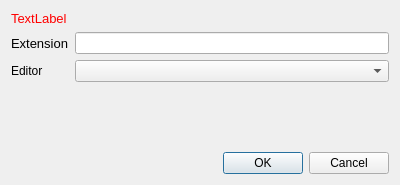
This is CodeEditor/ui/Setting/SettingFileAssociationExtensionDialog.ui in metaisfabien/CodeEditor as Qt 5 draws it before an edit. The edited form follows.
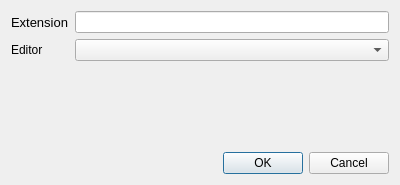
This is the edited form.

```diff
--- a/CodeEditor/ui/Setting/SettingFileAssociationExtensionDialog.ui
+++ b/CodeEditor/ui/Setting/SettingFileAssociationExtensionDialog.ui
@@ -17,28 +17,6 @@
    <bool>true</bool>
   </property>
   <layout class="QGridLayout" name="gridLayout">
-   <item row="1" column="0">
-    <widget class="QLabel" name="label">
-     <property name="font">
-      <font>
-       <pointsize>10</pointsize>
-      </font>
-     </property>
-     <property name="text">
-      <string>Extension</string>
-     </property>
-    </widget>
-   </item>
-   <item row="5" column="2">
-    <widget class="QDialogButtonBox" name="buttonBox">
-     <property name="orientation">
-      <enum>Qt::Horizontal</enum>
-     </property>
-     <property name="standardButtons">
-      <set>QDialogButtonBox::Cancel|QDialogButtonBox::Ok</set>
-     </property>
-    </widget>
-   </item>
    <item row="3" column="0">
     <widget class="QLabel" name="label_2">
      <property name="text">
@@ -46,432 +24,8 @@
      </property>
     </widget>
    </item>
-   <item row="0" column="0">
-    <widget class="QLabel" name="extensionErrorLabel">
-     <property name="palette">
-      <palette>
-       <active>
-        <colorrole role="WindowText">
-         <brush brushstyle="SolidPattern">
-          <color alpha="255">
-           <red>255</red>
-           <green>0</green>
-           <blue>0</blue>
-          </color>
-         </brush>
-        </colorrole>
-        <colorrole role="Button">
-         <brush brushstyle="SolidPattern">
-          <color alpha="255">
-           <red>255</red>
-           <green>255</green>
-           <blue>255</blue>
-          </color>
-         </brush>
-        </colorrole>
-        <colorrole role="Light">
-         <brush brushstyle="SolidPattern">
-          <color alpha="255">
-           <red>255</red>
-           <green>255</green>
-           <blue>255</blue>
-          </color>
-         </brush>
-        </colorrole>
-        <colorrole role="Midlight">
-         <brush brushstyle="SolidPattern">
-          <color alpha="255">
-           <red>255</red>
-           <green>255</green>
-           <blue>255</blue>
-          </color>
-         </brush>
-        </colorrole>
-        <colorrole role="Dark">
-         <brush brushstyle="SolidPattern">
-          <color alpha="255">
-           <red>127</red>
-           <green>127</green>
-           <blue>127</blue>
-          </color>
-         </brush>
-        </colorrole>
-        <colorrole role="Mid">
-         <brush brushstyle="SolidPattern">
-          <color alpha="255">
-           <red>170</red>
-           <green>170</green>
-           <blue>170</blue>
-          </color>
-         </brush>
-        </colorrole>
-        <colorrole role="Text">
-         <brush brushstyle="SolidPattern">
-          <color alpha="255">
-           <red>0</red>
-           <green>0</green>
-           <blue>0</blue>
-          </color>
-         </brush>
-        </colorrole>
-        <colorrole role="BrightText">
-         <brush brushstyle="SolidPattern">
-          <color alpha="255">
-           <red>255</red>
-           <green>255</green>
-           <blue>255</blue>
-          </color>
-         </brush>
-        </colorrole>
-        <colorrole role="ButtonText">
-         <brush brushstyle="SolidPattern">
-          <color alpha="255">
-           <red>0</red>
-           <green>0</green>
-           <blue>0</blue>
-          </color>
-         </brush>
-        </colorrole>
-        <colorrole role="Base">
-         <brush brushstyle="SolidPattern">
-          <color alpha="255">
-           <red>255</red>
-           <green>255</green>
-           <blue>255</blue>
-          </color>
-         </brush>
-        </colorrole>
-        <colorrole role="Window">
-         <brush brushstyle="SolidPattern">
-          <color alpha="255">
-           <red>255</red>
-           <green>255</green>
-           <blue>255</blue>
-          </color>
-         </brush>
-        </colorrole>
-        <colorrole role="Shadow">
-         <brush brushstyle="SolidPattern">
-          <color alpha="255">
-           <red>0</red>
-           <green>0</green>
-           <blue>0</blue>
-          </color>
-         </brush>
-        </colorrole>
-        <colorrole role="AlternateBase">
-         <brush brushstyle="SolidPattern">
-          <color alpha="255">
-           <red>255</red>
-           <green>255</green>
-           <blue>255</blue>
-          </color>
-         </brush>
-        </colorrole>
-        <colorrole role="ToolTipBase">
-         <brush brushstyle="SolidPattern">
-          <color alpha="255">
-           <red>255</red>
-           <green>255</green>
-           <blue>220</blue>
-          </color>
-         </brush>
-        </colorrole>
-        <colorrole role="ToolTipText">
-         <brush brushstyle="SolidPattern">
-          <color alpha="255">
-           <red>0</red>
-           <green>0</green>
-           <blue>0</blue>
-          </color>
-         </brush>
-        </colorrole>
-       </active>
-       <inactive>
-        <colorrole role="WindowText">
-         <brush brushstyle="SolidPattern">
-          <color alpha="255">
-           <red>255</red>
-           <green>0</green>
-           <blue>0</blue>
-          </color>
-         </brush>
-        </colorrole>
-        <colorrole role="Button">
-         <brush brushstyle="SolidPattern">
-          <color alpha="255">
-           <red>255</red>
-           <green>255</green>
-           <blue>255</blue>
-          </color>
-         </brush>
-        </colorrole>
-        <colorrole role="Light">
-         <brush brushstyle="SolidPattern">
-          <color alpha="255">
-           <red>255</red>
-           <green>255</green>
-           <blue>255</blue>
-          </color>
-         </brush>
-        </colorrole>
-        <colorrole role="Midlight">
-         <brush brushstyle="SolidPattern">
-          <color alpha="255">
-           <red>255</red>
-           <green>255</green>
-           <blue>255</blue>
-          </color>
-         </brush>
-        </colorrole>
-        <colorrole role="Dark">
-         <brush brushstyle="SolidPattern">
-          <color alpha="255">
-           <red>127</red>
-           <green>127</green>
-           <blue>127</blue>
-          </color>
-         </brush>
-        </colorrole>
-        <colorrole role="Mid">
-         <brush brushstyle="SolidPattern">
-          <color alpha="255">
-           <red>170</red>
-           <green>170</green>
-           <blue>170</blue>
-          </color>
-         </brush>
-        </colorrole>
-        <colorrole role="Text">
-         <brush brushstyle="SolidPattern">
-          <color alpha="255">
-           <red>0</red>
-           <green>0</green>
-           <blue>0</blue>
-          </color>
-         </brush>
-        </colorrole>
-        <colorrole role="BrightText">
-         <brush brushstyle="SolidPattern">
-          <color alpha="255">
-           <red>255</red>
-           <green>255</green>
-           <blue>255</blue>
-          </color>
-         </brush>
-        </colorrole>
-        <colorrole role="ButtonText">
-         <brush brushstyle="SolidPattern">
-          <color alpha="255">
-           <red>0</red>
-           <green>0</green>
-           <blue>0</blue>
-          </color>
-         </brush>
-        </colorrole>
-        <colorrole role="Base">
-         <brush brushstyle="SolidPattern">
-          <color alpha="255">
-           <red>255</red>
-           <green>255</green>
-           <blue>255</blue>
-          </color>
-         </brush>
-        </colorrole>
-        <colorrole role="Window">
-         <brush brushstyle="SolidPattern">
-          <color alpha="255">
-           <red>255</red>
-           <green>255</green>
-           <blue>255</blue>
-          </color>
-         </brush>
-        </colorrole>
-        <colorrole role="Shadow">
-         <brush brushstyle="SolidPattern">
-          <color alpha="255">
-           <red>0</red>
-           <green>0</green>
-           <blue>0</blue>
-          </color>
-         </brush>
-        </colorrole>
-        <colorrole role="AlternateBase">
-         <brush brushstyle="SolidPattern">
-          <color alpha="255">
-           <red>255</red>
-           <green>255</green>
-           <blue>255</blue>
-          </color>
-         </brush>
-        </colorrole>
-        <colorrole role="ToolTipBase">
-         <brush brushstyle="SolidPattern">
-          <color alpha="255">
-           <red>255</red>
-           <green>255</green>
-           <blue>220</blue>
-          </color>
-         </brush>
-        </colorrole>
-        <colorrole role="ToolTipText">
-         <brush brushstyle="SolidPattern">
-          <color alpha="255">
-           <red>0</red>
-           <green>0</green>
-           <blue>0</blue>
-          </color>
-         </brush>
-        </colorrole>
-       </inactive>
-       <disabled>
-        <colorrole role="WindowText">
-         <brush brushstyle="SolidPattern">
-          <color alpha="255">
-           <red>127</red>
-           <green>127</green>
-           <blue>127</blue>
-          </color>
-         </brush>
-        </colorrole>
-        <colorrole role="Button">
-         <brush brushstyle="SolidPattern">
-          <color alpha="255">
-           <red>255</red>
-           <green>255</green>
-           <blue>255</blue>
-          </color>
-         </brush>
-        </colorrole>
-        <colorrole role="Light">
-         <brush brushstyle="SolidPattern">
-          <color alpha="255">
-           <red>255</red>
-           <green>255</green>
-           <blue>255</blue>
-          </color>
-         </brush>
-        </colorrole>
-        <colorrole role="Midlight">
-         <brush brushstyle="SolidPattern">
-          <color alpha="255">
-           <red>255</red>
-           <green>255</green>
-           <blue>255</blue>
-          </color>
-         </brush>
-        </colorrole>
-        <colorrole role="Dark">
-         <brush brushstyle="SolidPattern">
-          <color alpha="255">
-           <red>127</red>
-           <green>127</green>
-           <blue>127</blue>
-          </color>
-         </brush>
-        </colorrole>
-        <colorrole role="Mid">
-         <brush brushstyle="SolidPattern">
-          <color alpha="255">
-           <red>170</red>
-           <green>170</green>
-           <blue>170</blue>
-          </color>
-         </brush>
-        </colorrole>
-        <colorrole role="Text">
-         <brush brushstyle="SolidPattern">
-          <color alpha="255">
-           <red>127</red>
-           <green>127</green>
-           <blue>127</blue>
-          </color>
-         </brush>
-        </colorrole>
-        <colorrole role="BrightText">
-         <brush brushstyle="SolidPattern">
-          <color alpha="255">
-           <red>255</red>
-           <green>255</green>
-           <blue>255</blue>
-          </color>
-         </brush>
-        </colorrole>
-        <colorrole role="ButtonText">
-         <brush brushstyle="SolidPattern">
-          <color alpha="255">
-           <red>127</red>
-           <green>127</green>
-           <blue>127</blue>
-          </color>
-         </brush>
-        </colorrole>
-        <colorrole role="Base">
-         <brush brushstyle="SolidPattern">
-          <color alpha="255">
-           <red>255</red>
-           <green>255</green>
-           <blue>255</blue>
-          </color>
-         </brush>
-        </colorrole>
-        <colorrole role="Window">
-         <brush brushstyle="SolidPattern">
-          <color alpha="255">
-           <red>255</red>
-           <green>255</green>
-           <blue>255</blue>
-          </color>
-         </brush>
-        </colorrole>
-        <colorrole role="Shadow">
-         <brush brushstyle="SolidPattern">
-          <color alpha="255">
-           <red>0</red>
-           <green>0</green>
-           <blue>0</blue>
-          </color>
-         </brush>
-        </colorrole>
-        <colorrole role="AlternateBase">
-         <brush brushstyle="SolidPattern">
-          <color alpha="255">
-           <red>255</red>
-           <green>255</green>
-           <blue>255</blue>
-          </color>
-         </brush>
-        </colorrole>
-        <colorrole role="ToolTipBase">
-         <brush brushstyle="SolidPattern">
-          <color alpha="255">
-           <red>255</red>
-           <green>255</green>
-           <blue>220</blue>
-          </color>
-         </brush>
-        </colorrole>
-        <colorrole role="ToolTipText">
-         <brush brushstyle="SolidPattern">
-          <color alpha="255">
-           <red>0</red>
-           <green>0</green>
-           <blue>0</blue>
-          </color>
-         </brush>
-        </colorrole>
-       </disabled>
-      </palette>
-     </property>
-     <property name="font">
-      <font>
-       <pointsize>10</pointsize>
-      </font>
-     </property>
-     <property name="text">
-      <string>TextLabel</string>
-     </property>
-    </widget>
+   <item row="3" column="1" colspan="2">
+    <widget class="QComboBox" name="editorsComboBox"/>
    </item>
    <item row="4" column="1">
     <spacer name="verticalSpacer">
@@ -489,8 +43,30 @@
    <item row="1" column="1" colspan="2">
     <widget class="QLineEdit" name="extensionLineEdit"/>
    </item>
-   <item row="3" column="1" colspan="2">
-    <widget class="QComboBox" name="comboBox"/>
+   <item row="1" column="0">
+    <widget class="QLabel" name="label">
+     <property name="font">
+      <font>
+       <pointsize>10</pointsize>
+      </font>
+     </property>
+     <property name="text">
+      <string>Extension</string>
+     </property>
+    </widget>
+   </item>
+   <item row="5" column="2">
+    <widget class="QDialogButtonBox" name="buttonBox">
+     <property name="orientation">
+      <enum>Qt::Horizontal</enum>
+     </property>
+     <property name="standardButtons">
+      <set>QDialogButtonBox::Cancel|QDialogButtonBox::Ok</set>
+     </property>
+    </widget>
+   </item>
+   <item row="0" column="0">
+    <layout class="QVBoxLayout" name="errorsLayout"/>
    </item>
   </layout>
  </widget>
```
